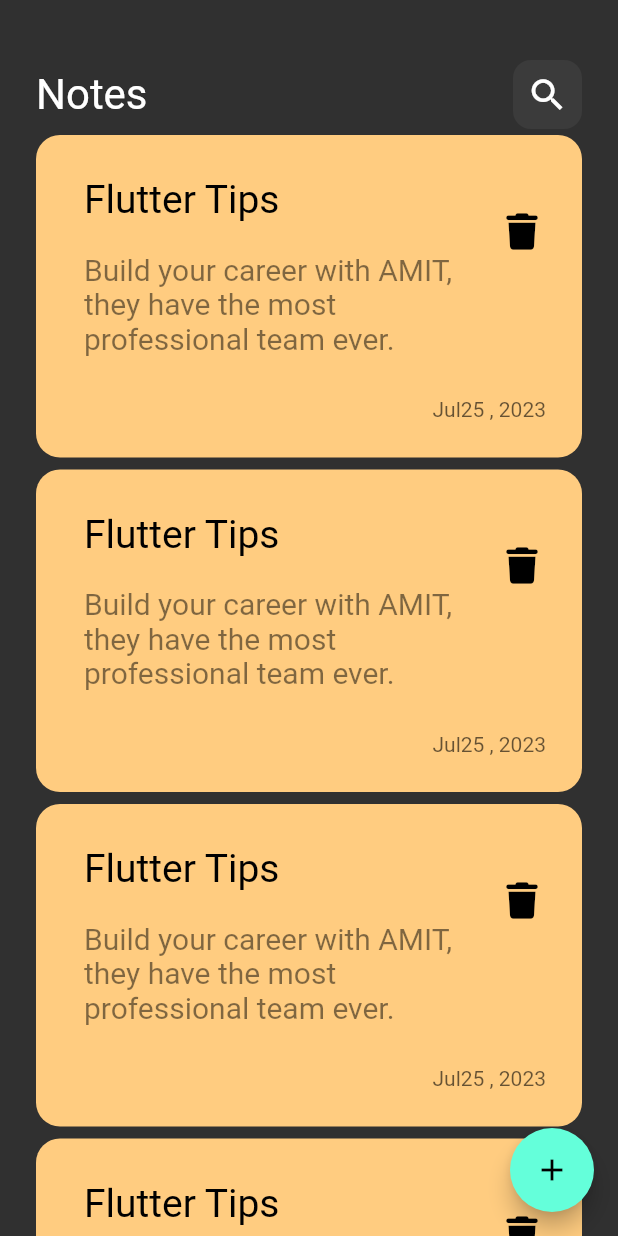
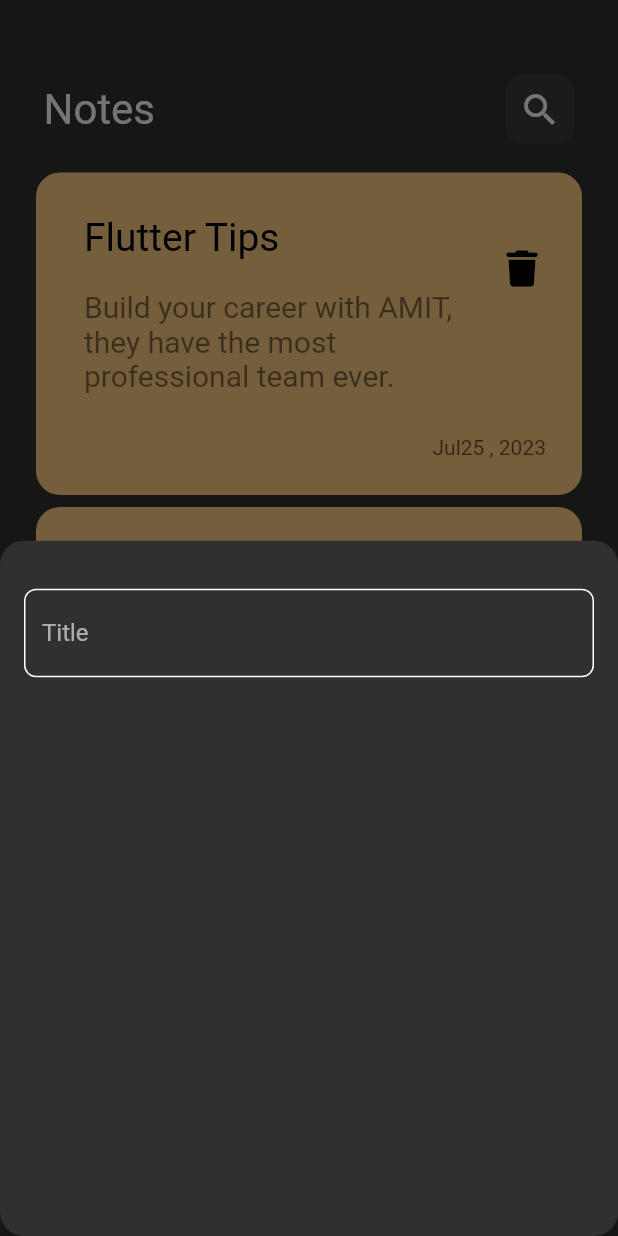
Before and after one commit to hagrasy/notes_app, a Flutter app: the screen it shows after launch, after a tap on the "add" icon, on a phone screen of 412 x 824 dp. Run offline on Flutter 3.47's test engine with Material 2 defaults, Android fonts, the phone set to English and light mode, and no system bars; our stand-ins replace font_awesome_flutter; Roboto replaces fonts that are missing (Poppins).

Commit message:
creat custom text field

```diff
--- /dev/null
+++ b/note_app/lib/constants.dart
@@ -0,0 +1,3 @@
+import 'package:flutter/animation.dart';
+
+const kPrimaryColor = Color(0xff62FCD7);
--- a/note_app/lib/views/notes_view.dart
+++ b/note_app/lib/views/notes_view.dart
@@ -1,3 +1,4 @@
+import 'package:era/views/widgets/add_note_bottom_sheet.dart';
 import 'package:era/views/widgets/notes_view_body.dart';
 import 'package:flutter/material.dart';
 
@@ -8,7 +9,16 @@ class NotesView extends StatelessWidget {
   Widget build(BuildContext context) {
     return Scaffold(
       floatingActionButton: FloatingActionButton(
-        onPressed: () {},
+        onPressed: () {
+          showModalBottomSheet(
+              shape: RoundedRectangleBorder(
+                borderRadius: BorderRadius.circular(16),
+              ),
+              context: context,
+              builder: (context) {
+                return const AddNoteBottomSheet();
+              });
+        },
         child: const Icon(Icons.add),
       ),
       body: const NotesViewBody(),
--- /dev/null
+++ b/note_app/lib/views/widgets/add_note_bottom_sheet.dart
@@ -0,0 +1,21 @@
+import 'package:flutter/material.dart';
+import 'custom_text_field.dart';
+
+class AddNoteBottomSheet extends StatelessWidget {
+  const AddNoteBottomSheet({super.key});
+
+  @override
+  Widget build(BuildContext context) {
+    return const Padding(
+      padding: EdgeInsets.symmetric(horizontal: 16),
+      child: Column(
+        children: [
+          SizedBox(
+            height: 32,
+          ),
+          CustomTextField(),
+        ],
+      ),
+    );
+  }
+}
--- a/note_app/lib/views/widgets/custom_app_bar.dart
+++ b/note_app/lib/views/widgets/custom_app_bar.dart
@@ -6,7 +6,9 @@ class CustomAppBar extends StatelessWidget {
 
   @override
   Widget build(BuildContext context) {
-    return const Row(
+    return const Padding(
+      padding: EdgeInsets.fromLTRB(5, 10, 5, 5),
+      child: Row(
         children: [
           Text(
             "Notes",
@@ -17,6 +19,7 @@ class CustomAppBar extends StatelessWidget {
           Spacer(),
           CustomSearchIcon(),
         ],
+      ),
     );
   }
 }
--- /dev/null
+++ b/note_app/lib/views/widgets/custom_text_field.dart
@@ -0,0 +1,27 @@
+import 'package:era/constants.dart';
+import 'package:flutter/material.dart';
+
+class CustomTextField extends StatelessWidget {
+  const CustomTextField({super.key});
+
+  @override
+  Widget build(BuildContext context) {
+    return TextField(
+      cursorColor: kPrimaryColor,
+      decoration: InputDecoration(
+        hintText: "Title",
+        border: buildBorder(),
+        enabledBorder: buildBorder(),
+        focusedBorder: buildBorder(kPrimaryColor),
+      ),
+    );
+  }
+
+  OutlineInputBorder buildBorder([color]) {
+    return OutlineInputBorder(
+        borderRadius: BorderRadius.circular(8),
+        borderSide: BorderSide(
+          color: color ?? Colors.white,
+        ));
+  }
+}
--- a/note_app/lib/views/widgets/notes_list_view.dart
+++ b/note_app/lib/views/widgets/notes_list_view.dart
@@ -7,11 +7,16 @@ class NotesListView extends StatelessWidget {
 
   @override
   Widget build(BuildContext context) {
-    return ListView.builder(itemBuilder: (context, index) {
-      return const Padding(
-        padding: EdgeInsets.symmetric(vertical: 4),
-        child: NoteItem(),
-      );
-    });
+    return Padding(
+      padding: const EdgeInsets.symmetric(vertical: 10),
+      child: ListView.builder(
+          padding: EdgeInsets.zero,
+          itemBuilder: (context, index) {
+            return const Padding(
+              padding: EdgeInsets.symmetric(vertical: 4),
+              child: NoteItem(),
+            );
+          }),
+    );
   }
 }
```
Lines whose indentation alone changed are shown as unchanged.
